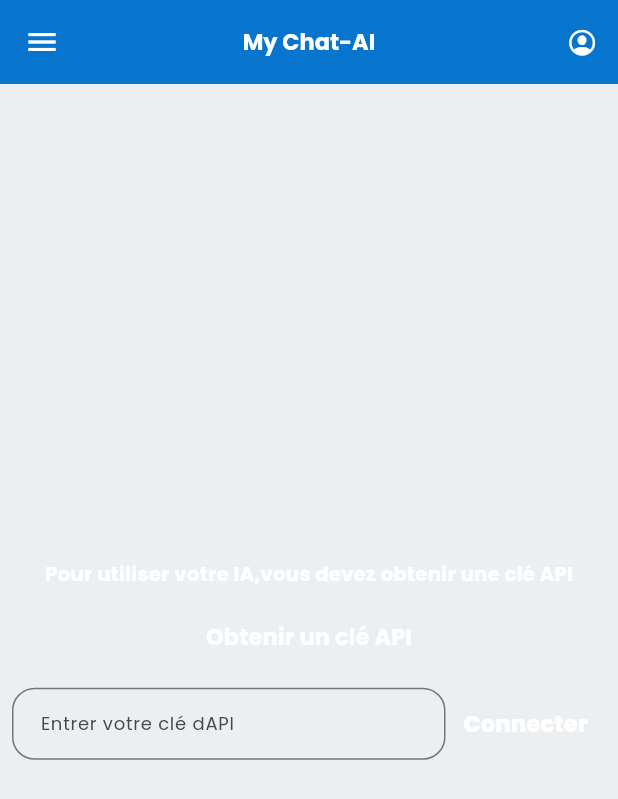
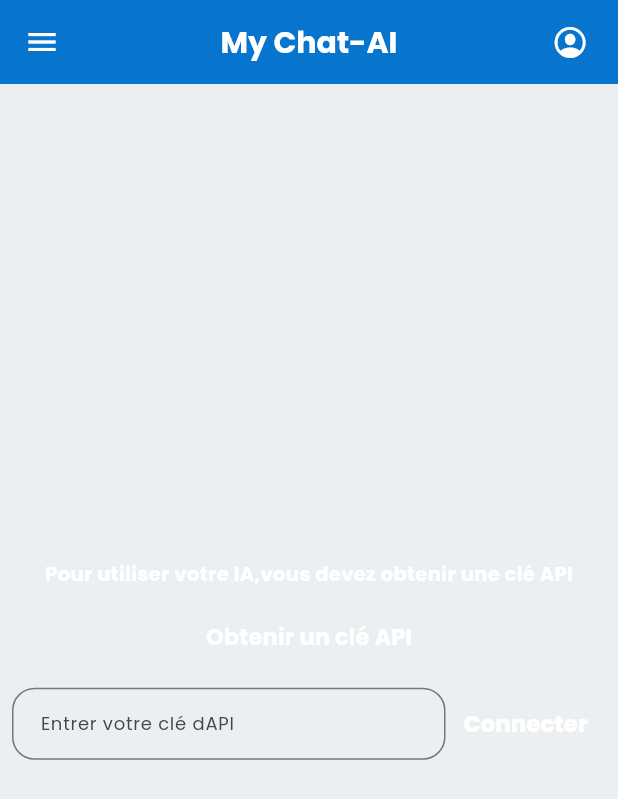
Before and after one commit to josoavj/ai.assistant, a Flutter app: the ChatScreen screen opened directly, on a phone screen of 412 x 824 dp. Shown: the top 799 px of the screen. Run offline on Flutter 3.47's test engine with Material 3 defaults, Android fonts, the phone set to English and light mode, and no system bars; our stand-ins replace firebase_core, flutter_markdown, google_fonts, google_generative_ai; accounts and stored records are empty.

Commit message:
Update chatscreen.dart

```diff
--- a/lib/screens/chatscreen.dart
+++ b/lib/screens/chatscreen.dart
@@ -1,14 +1,18 @@
-
 // Chat Screen
 import 'package:ai_test/api/api_call.dart';
 import 'package:ai_test/pages/about.dart';
-import 'package:ai_test/pages/profile.dart';
+import 'package:ai_test/pages/profile.dart'; // Assurez-vous que cette page existe
 import 'package:ai_test/pages/settings.dart';
 import 'package:ai_test/screens/chatwidget.dart';
 import 'package:flutter/cupertino.dart';
 import 'package:flutter/material.dart';
-import 'package:flutter/services.dart';
+import 'package:flutter/services.dart'; // Pour SystemNavigator.pop()
 import 'package:google_fonts/google_fonts.dart';
+
+// Assuming ApiKeyWidget is defined elsewhere, like in screenswidget.dart
+// If not, you'll need to define it or ensure it's imported correctly.
+// For example:
+// import 'package:ai_test/others/screenswidget.dart'; // If ApiKeyWidget is there
 
 class ChatScreen extends StatefulWidget {
   const ChatScreen({super.key, required this.title});
@@ -19,96 +23,184 @@ class ChatScreen extends StatefulWidget {
   State<ChatScreen> createState() => _ChatScreenState();
 }
 
-// Chat Screen state management
 class _ChatScreenState extends State<ChatScreen> {
   String? apiKey;
 
-  @override
-  Widget build(BuildContext context) {
-    return Scaffold(
-      drawer: Drawer(
-        child: ListView(
-          padding: EdgeInsets.zero,
-          children: [
-            DrawerHeader(
-              decoration: const BoxDecoration(
-                color: Color.fromARGB(255, 7, 116, 206),
-              ),
-              child: Text('MyAI Menu',
-                style: GoogleFonts.poppins(
-                  fontSize: 25,
-                  color: Colors.white,fontWeight: FontWeight.w700
-                ),),
-            ),
-            ListTile(
-              leading: const Icon(CupertinoIcons.info),
-              iconColor: Colors.white,
-              title: const Text('A propos'),
-              onTap: () {
-                Navigator.push(context, MaterialPageRoute(builder: (context) => const About()));
-              },
-            ),
-            ListTile(
-              leading: const Icon(CupertinoIcons.settings_solid),
-              iconColor: Colors.white,
-              title: const Text('Paramètres'),
-              onTap: () {
-                Navigator.push(context, MaterialPageRoute(builder: (context) => const Settings()));
-              },
-            ),
-            ListTile(
-              leading: const Icon(Icons.exit_to_app),
-              iconColor: Colors.white,
-              title: const Text('Quitter'),
-              onTap: () {
+  // Fonction pour afficher la boîte de dialogue de confirmation de sortie
+  void _showExitConfirmationDialog() {
     showDialog(
       context: context,
       builder: (BuildContext context) {
         return AlertDialog(
-                    title:  Text(
+          title: Text(
             "Quitter l'application",
-                      style: GoogleFonts.poppins(fontSize: 15),),
-                    content:  Text(
-                      "Vous êtes sur le point de quitter l'application. \n voulez vous continuer ?",
-                       style: GoogleFonts.poppins(fontSize: 11),),
+            style: GoogleFonts.poppins(fontSize: 18, fontWeight: FontWeight.bold),
+          ),
+          content: Text(
+            "Vous êtes sur le point de quitter l'application. Voulez-vous continuer ?",
+            style: GoogleFonts.poppins(fontSize: 14),
+          ),
           actions: [
             TextButton(
-                        child: const Text("Annuler"),
               onPressed: () {
-                          Navigator.of(context).pop();
+                Navigator.of(context).pop(); // Ferme la boîte de dialogue
               },
+              child: Text(
+                "Annuler",
+                style: GoogleFonts.poppins(color: Theme.of(context).primaryColor),
+              ),
             ),
             TextButton(
-                        child: const Text("Quitter"),
               onPressed: () {
-                          SystemNavigator.pop();
+                SystemNavigator.pop(); // Quitte l'application
               },
+              child: Text(
+                "Quitter",
+                style: GoogleFonts.poppins(color: Colors.red), // Couleur pour l'action de sortie
+              ),
             ),
           ],
         );
+      },
+    );
   }
-                  );
-              },
+
+  @override
+  Widget build(BuildContext context) {
+    // Accès au thème de l'application
+    final ThemeData theme = Theme.of(context);
+
+    return Scaffold(
+      appBar: AppBar(
+        title: Text(
+          widget.title,
+          style: GoogleFonts.poppins(
+            color: Colors.white,
+            fontSize: 20, // Taille ajustée pour cohérence
+            fontWeight: FontWeight.bold,
           ),
-          ],
         ),
-
-      ),
-      appBar: AppBar(
-        title: Text(widget.title,
-        style: GoogleFonts.poppins(color: Colors.white, fontSize: 15, fontWeight: FontWeight.bold),),
         centerTitle: true,
         actions: [
-        IconButton(
-          iconSize: 20,
+          Tooltip( // Ajout d'un Tooltip pour l'icône de profil
+            message: "Mon Profil",
+            child: IconButton(
+              iconSize: 24, // Taille d'icône légèrement plus grande
               onPressed: () {
                 Navigator.push(context, MaterialPageRoute(builder: (context) => const Profile()));
               },
               icon: const Icon(CupertinoIcons.profile_circled),
-        ),],
+            ),
+          ),
+          const SizedBox(width: 8), // Espacement après l'icône
+        ],
+      ),
+      drawer: Drawer(
+        child: ListView(
+          padding: EdgeInsets.zero, // Important pour supprimer le padding par défaut
+          children: [
+            // DrawerHeader amélioré
+            DrawerHeader(
+              decoration: BoxDecoration(
+                color: theme.primaryColor,
+                // Vous pouvez ajouter une image de fond si vous voulez
+                // image: DecorationImage(
+                //   image: AssetImage("assets/images/drawer_background.png"),
+                //   fit: BoxFit.cover,
+                // ),
+              ),
+              child: Column(
+                crossAxisAlignment: CrossAxisAlignment.start,
+                mainAxisAlignment: MainAxisAlignment.end, // Alignez le contenu en bas
+                children: [
+                  // Logo ou avatar de l'application
+                  CircleAvatar(
+                    radius: 30,
+                    backgroundColor: Colors.white.withOpacity(0.2), // Effet de transparence
+                    child: Icon(
+                      Icons.bubble_chart, // Ou une icône d'IA, ou votre logo
+                      size: 40,
+                      color: Colors.white,
+                    ),
+                  ),
+                  const SizedBox(height: 10),
+                  Text(
+                    'MyAI ChatBot', // Titre plus descriptif
+                    style: GoogleFonts.poppins(
+                      fontSize: 22, // Taille ajustée
+                      color: Colors.white,
+                      fontWeight: FontWeight.w700,
+                    ),
+                  ),
+                  Text(
+                    'Votre assistant intelligent', // Sous-titre
+                    style: GoogleFonts.poppins(
+                      fontSize: 14,
+                      color: Colors.white.withOpacity(0.8),
+                    ),
+                  ),
+                ],
+              ),
+            ),
+            // Éléments du Drawer
+            ListTile(
+              leading: Icon(CupertinoIcons.info, color: theme.primaryColor), // Couleur de l'icône
+              title: Text(
+                'À propos',
+                style: GoogleFonts.poppins(
+                  fontSize: 16,
+                  color: Colors.blueGrey[800], // Couleur du texte
+                  fontWeight: FontWeight.w500,
+                ),
+              ),
+              onTap: () {
+                Navigator.pop(context); // Ferme le drawer avant la navigation
+                Navigator.push(context, MaterialPageRoute(builder: (context) => const About()));
+              },
+              selectedTileColor: theme.primaryColor.withOpacity(0.1), // Couleur au survol/sélection
+              hoverColor: theme.primaryColor.withOpacity(0.05),
+            ),
+            ListTile(
+              leading: Icon(CupertinoIcons.settings_solid, color: theme.primaryColor),
+              title: Text(
+                'Paramètres',
+                style: GoogleFonts.poppins(
+                  fontSize: 16,
+                  color: Colors.blueGrey[800],
+                  fontWeight: FontWeight.w500,
+                ),
+              ),
+              onTap: () {
+                Navigator.pop(context);
+                Navigator.push(context, MaterialPageRoute(builder: (context) => const Settings()));
+              },
+              selectedTileColor: theme.primaryColor.withOpacity(0.1),
+              hoverColor: theme.primaryColor.withOpacity(0.05),
+            ),
+            const Divider(indent: 15, endIndent: 15), // Séparateur visuel
+            ListTile(
+              leading: Icon(Icons.exit_to_app, color: Colors.redAccent), // Une couleur distinctive pour quitter
+              title: Text(
+                'Quitter',
+                style: GoogleFonts.poppins(
+                  fontSize: 16,
+                  color: Colors.redAccent,
+                  fontWeight: FontWeight.w500,
+                ),
+              ),
+              onTap: () {
+                Navigator.pop(context); // Ferme le drawer
+                _showExitConfirmationDialog(); // Affiche la boîte de dialogue
+              },
+              selectedTileColor: Colors.redAccent.withOpacity(0.1),
+              hoverColor: Colors.redAccent.withOpacity(0.05),
+            ),
+          ],
+        ),
       ),
       body: switch (apiKey) {
         final providedKey? => ChatWidget(apiKey: providedKey),
+      // Make sure ApiKeyWidget is available, e.g., defined in screenswidget.dart
         _ => ApiKeyWidget(onSubmitted: (key) {
           setState(() => apiKey = key);
         }),
```
Lines whose indentation alone changed are shown as unchanged.
